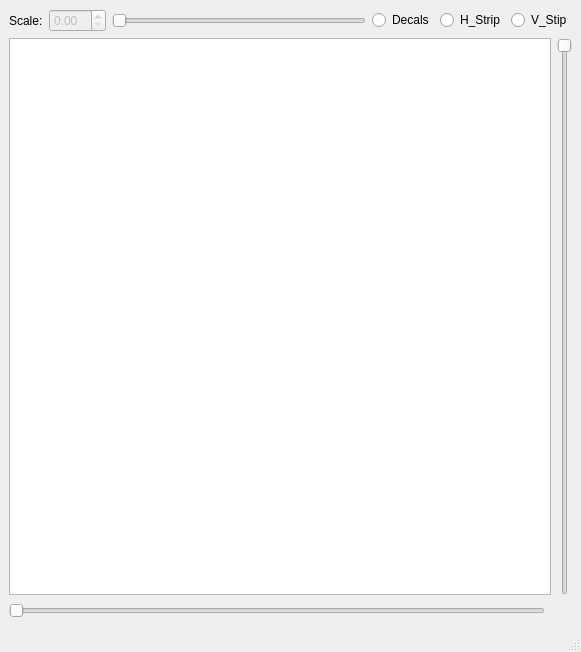
This is Maya_Tools/Developer/Main/UI/Decal_Form.ui in code-google-com/mayatools as Qt 5 draws it before an edit. The edited form follows.
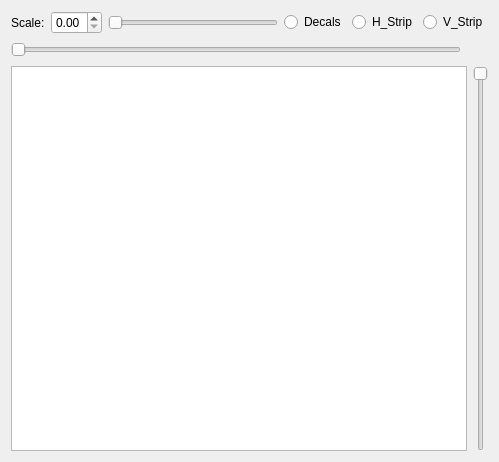
This is the edited form.

```diff
--- a/Maya_Tools/Developer/Main/UI/Decal_Form.ui
+++ b/Maya_Tools/Developer/Main/UI/Decal_Form.ui
@@ -1,28 +1,18 @@
 <?xml version="1.0" encoding="UTF-8"?>
 <ui version="4.0">
- <class>ProjectUIWindow</class>
- <widget class="QMainWindow" name="ProjectUIWindow">
-  <property name="windowModality">
-   <enum>Qt::NonModal</enum>
-  </property>
+ <class>Dialog</class>
+ <widget class="QDialog" name="Dialog">
   <property name="geometry">
    <rect>
     <x>0</x>
     <y>0</y>
-    <width>581</width>
-    <height>652</height>
+    <width>499</width>
+    <height>462</height>
    </rect>
   </property>
   <property name="windowTitle">
    <string>MainWindow</string>
   </property>
-  <property name="documentMode">
-   <bool>true</bool>
-  </property>
-  <property name="dockNestingEnabled">
-   <bool>true</bool>
-  </property>
-  <widget class="QWidget" name="centralwidget">
    <layout class="QVBoxLayout" name="verticalLayout">
     <item>
      <layout class="QHBoxLayout" name="horizontalLayout_2">
@@ -36,7 +26,16 @@
       <item>
        <widget class="QDoubleSpinBox" name="spbScale">
         <property name="enabled">
-         <bool>false</bool>
+        <bool>true</bool>
+       </property>
+       <property name="decimals">
+        <number>2</number>
+       </property>
+       <property name="maximum">
+        <double>1.000000000000000</double>
+       </property>
+       <property name="singleStep">
+        <double>0.010000000000000</double>
         </property>
        </widget>
       </item>
@@ -73,15 +72,45 @@
       <item>
        <widget class="QRadioButton" name="rdbVStrip">
         <property name="text">
-         <string>V_Stip</string>
-        </property>
-        <attribute name="buttonGroup">
-         <string>buttonGroup</string>
-        </attribute>
+        <string>V_Strip</string>
+       </property>
        </widget>
       </item>
      </layout>
     </item>
+   <item>
+    <layout class="QHBoxLayout" name="horizontalLayout">
+     <item>
+      <widget class="QSlider" name="hSlider">
+       <property name="sizePolicy">
+        <sizepolicy hsizetype="Preferred" vsizetype="Fixed">
+         <horstretch>0</horstretch>
+         <verstretch>0</verstretch>
+        </sizepolicy>
+       </property>
+       <property name="orientation">
+        <enum>Qt::Horizontal</enum>
+       </property>
+      </widget>
+     </item>
+     <item>
+      <spacer name="horizontalSpacer">
+       <property name="orientation">
+        <enum>Qt::Horizontal</enum>
+       </property>
+       <property name="sizeType">
+        <enum>QSizePolicy::Fixed</enum>
+       </property>
+       <property name="sizeHint" stdset="0">
+        <size>
+         <width>27</width>
+         <height>20</height>
+        </size>
+       </property>
+      </spacer>
+     </item>
+    </layout>
+   </item>
     <item>
      <layout class="QHBoxLayout" name="horizontalLayout_3">
       <item>
@@ -130,52 +159,7 @@
       </item>
      </layout>
     </item>
-    <item>
-     <layout class="QHBoxLayout" name="horizontalLayout">
-      <item>
-       <widget class="QSlider" name="hSlider">
-        <property name="sizePolicy">
-         <sizepolicy hsizetype="Preferred" vsizetype="Fixed">
-          <horstretch>0</horstretch>
-          <verstretch>0</verstretch>
-         </sizepolicy>
-        </property>
-        <property name="orientation">
-         <enum>Qt::Horizontal</enum>
-        </property>
-       </widget>
-      </item>
-      <item>
-       <spacer name="horizontalSpacer">
-        <property name="orientation">
-         <enum>Qt::Horizontal</enum>
-        </property>
-        <property name="sizeType">
-         <enum>QSizePolicy::Fixed</enum>
-        </property>
-        <property name="sizeHint" stdset="0">
-         <size>
-          <width>27</width>
-          <height>20</height>
-         </size>
-        </property>
-       </spacer>
-      </item>
-     </layout>
-    </item>
-   </layout>
-  </widget>
-  <widget class="QMenuBar" name="menubar">
-   <property name="geometry">
-    <rect>
-     <x>0</x>
-     <y>0</y>
-     <width>581</width>
-     <height>26</height>
-    </rect>
-   </property>
-  </widget>
-  <widget class="QStatusBar" name="statusbar"/>
+  </layout>
  </widget>
  <resources/>
  <connections/>
```
Left out of the diff: 11 changed lines with no effect on the pictures. Lines whose indentation alone changed are shown as unchanged.
